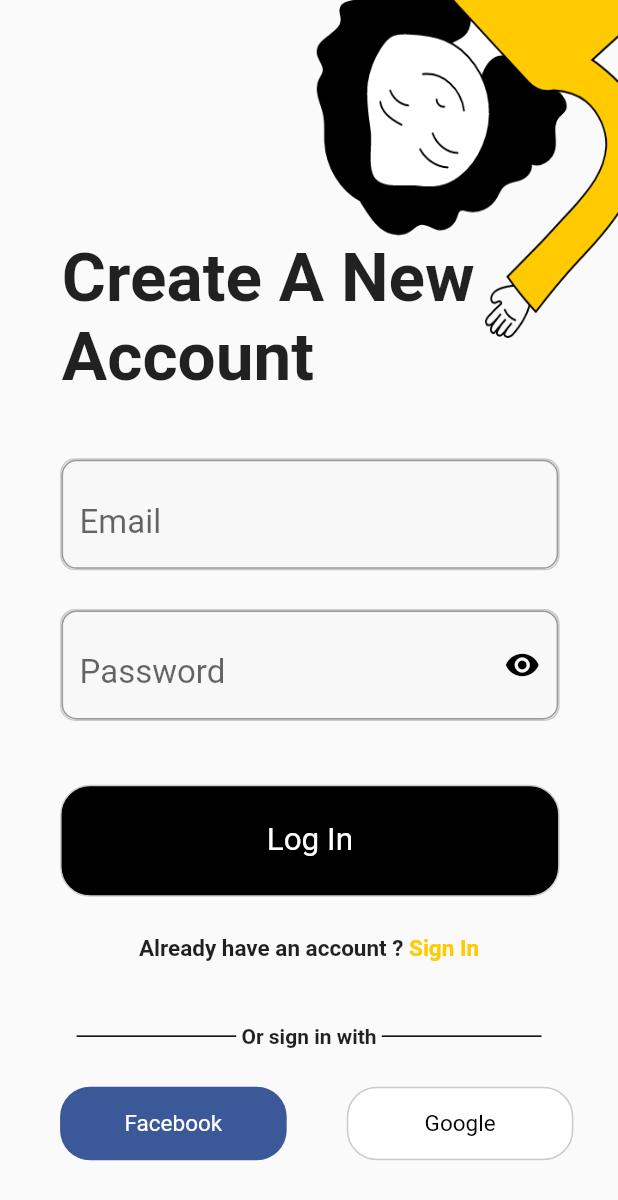
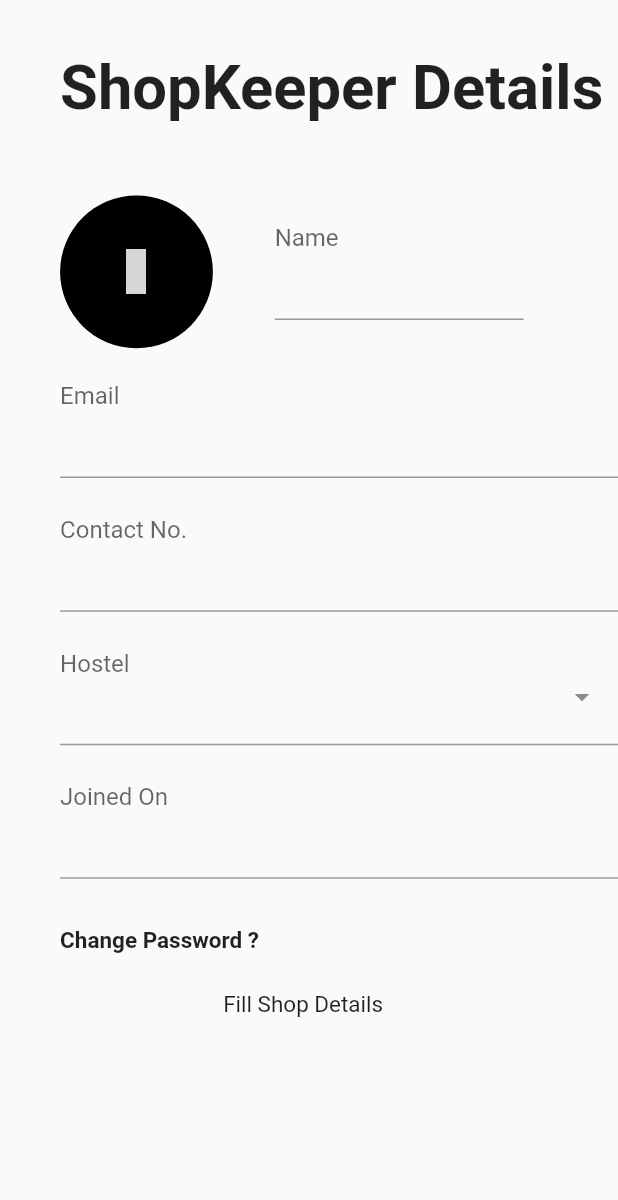
Before and after one commit to ACM-Thapar/Thapar-COS-Automation, a Flutter app: the screen it shows after launch, on a phone screen of 412 x 824 dp. Shown: the top 1200 px of the screen. Run offline on Flutter 3.47's test engine with Material 2 defaults, Android fonts, the phone set to English and light mode, and no system bars; our stand-ins replace font_awesome_flutter, material_design_icons_flutter; grey boxes are pictures that could not be loaded.

Commit message:
Profile Builder 1 UI Done

```diff
--- /dev/null
+++ b/clientapp/lib/Builder.dart
@@ -0,0 +1,148 @@
+import 'package:flutter/material.dart';
+import 'package:font_awesome_flutter/font_awesome_flutter.dart';
+import 'package:material_design_icons_flutter/material_design_icons_flutter.dart';
+
+import 'PageResizing/Variables.dart';
+import 'PageResizing/WidgetResizing.dart';
+
+class ProfileBuilder extends StatefulWidget {
+  @override
+  _ProfileBuilderState createState() => _ProfileBuilderState();
+}
+
+class _ProfileBuilderState extends State<ProfileBuilder> {
+  String email;
+  String password;
+  bool eText = true, pText = true;
+  @override
+  Widget build(BuildContext context) {
+    SizeConfig().init(context);
+    boxSizeH = SizeConfig.safeBlockHorizontal;
+    boxSizeV = SizeConfig.safeBlockVertical;
+
+    return SafeArea(
+      child: Scaffold(
+        body: SingleChildScrollView(
+          child: Container(
+            margin: EdgeInsets.only(
+              top: 27 / 6.4 * boxSizeV,
+              left: 35 / 3.6 * boxSizeH,
+            ),
+            child: Column(
+              crossAxisAlignment: CrossAxisAlignment.start,
+              children: [
+                Container(
+                  child: Text(
+                    'ShopKeeper Details',
+                    style: TextStyle(
+                      fontWeight: FontWeight.bold,
+                      fontSize: 41,
+                    ),
+                  ),
+                ),
+                Container(
+                  height: 89 / 6.4 * boxSizeV,
+                  width: 290 / 3.6 * boxSizeH,
+                  margin: EdgeInsets.only(
+                    top: 32 / 6.4 * boxSizeV,
+                  ),
+                  child: Row(
+                    mainAxisAlignment: MainAxisAlignment.spaceBetween,
+                    children: [
+                      Container(
+                        height: 89 / 6.4 * boxSizeV,
+                        width: 89 / 3.6 * boxSizeH,
+                        decoration: BoxDecoration(
+                          color: Colors.black,
+                          shape: BoxShape.circle,
+                        ),
+                        child: Icon(
+                          MdiIcons.cameraEnhanceOutline,
+                          color: Color(0xffffcb00),
+                          size: 30,
+                        ),
+                      ),
+                      Container(
+                        width: 145 / 3.6 * boxSizeH,
+                        margin: EdgeInsets.only(
+                          right: 20 / 3.6 * boxSizeH,
+                        ),
+                        child: TextField(
+                          decoration: InputDecoration(
+                            contentPadding:
+                                EdgeInsets.only(bottom: 35 / 6.4 * boxSizeV),
+                            hintText: 'Name',
+                          ),
+                        ),
+                      ),
+                    ],
+                  ),
+                ),
+                SizedBox(
+                  height: 12.5 / 6.4 * boxSizeV,
+                ),
+                TextField(
+                  decoration: InputDecoration(
+                    contentPadding:
+                        EdgeInsets.only(bottom: 35 / 6.4 * boxSizeV),
+                    hintText: 'Email',
+                  ),
+                ),
+                SizedBox(
+                  height: 25,
+                ),
+                TextField(
+                  decoration: InputDecoration(
+                    contentPadding:
+                        EdgeInsets.only(bottom: 35 / 6.4 * boxSizeV),
+                    hintText: 'Contact No.',
+                  ),
+                ),
+                SizedBox(
+                  height: 25,
+                ),
+                TextField(
+                  decoration: InputDecoration(
+                    contentPadding:
+                        EdgeInsets.only(bottom: 35 / 6.4 * boxSizeV),
+                    hintText: 'Hostel',
+                    suffixIcon: Icon(Icons.arrow_drop_down),
+                  ),
+                ),
+                SizedBox(
+                  height: 25,
+                ),
+                TextField(
+                  decoration: InputDecoration(
+                    contentPadding:
+                        EdgeInsets.only(bottom: 35 / 6.4 * boxSizeV),
+                    hintText: 'Joined On',
+                  ),
+                ),
+                Container(
+                  margin: EdgeInsets.only(top: 32),
+                  child: Text(
+                    'Change Password ?',
+                    style: TextStyle(
+                      fontSize: 15,
+                      fontWeight: FontWeight.bold,
+                    ),
+                  ),
+                ),
+                Container(
+                  margin: EdgeInsets.only(top: 25, left: 95 / 3.6 * boxSizeH),
+                  child: Text(
+                    'Fill Shop Details',
+                    style: TextStyle(
+                      fontSize: 15,
+                    ),
+                  ),
+                ),
+              ],
+            ),
+          ),
+        ),
+      ),
+    );
+  }
+}
--- a/clientapp/lib/main.dart
+++ b/clientapp/lib/main.dart
@@ -1,5 +1,5 @@
-import 'package:clientapp/Registeruserpage.dart';
-import 'package:clientapp/UserType.dart';
+import './Builder.dart';
+
 import 'package:flutter/material.dart';
 
 void main() {
@@ -24,6 +24,6 @@ class MyApp extends StatelessWidget {
 class MyHomePage extends StatelessWidget {
   @override
   Widget build(BuildContext context) {
-    return Registeruser();
+    return ProfileBuilder();
   }
 }
--- a/clientapp/pubspec.yaml
+++ b/clientapp/pubspec.yaml
@@ -25,6 +25,7 @@ dependencies:
     sdk: flutter
   cupertino_icons: ^0.1.3
   font_awesome_flutter: ^8.10.0
+  material_design_icons_flutter: ^4.0.5755
 
 dev_dependencies:
   flutter_test:
```
Also changed, not shown: clientapp/pubspec.lock.
